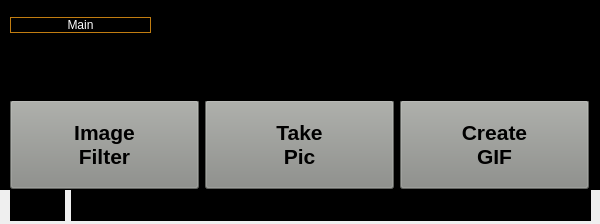
Before: the Qt Designer form Proj/code/LS/LSApp/interwindow.ui in ElectroQuanta/MDO, drawn with Qt 5.
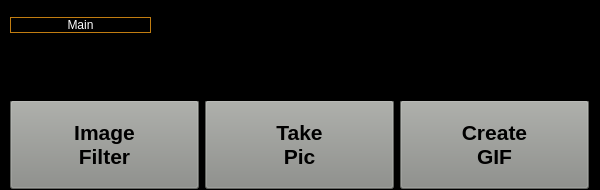
After: the same form once the commit is applied. Icons and pictures are not drawn.

Commit message: FIX: LS: Status bar common for all windows

```diff
--- a/Proj/code/LS/LSApp/interwindow.ui
+++ b/Proj/code/LS/LSApp/interwindow.ui
@@ -7,7 +7,7 @@
     <x>0</x>
     <y>0</y>
     <width>600</width>
-    <height>224</height>
+    <height>190</height>
    </rect>
   </property>
   <property name="windowTitle">
@@ -859,62 +859,6 @@
     </widget>
    </widget>
   </widget>
-  <widget class="QWidget" name="horizontalLayoutWidget_6">
-   <property name="geometry">
-    <rect>
-     <x>10</x>
-     <y>190</y>
-     <width>581</width>
-     <height>31</height>
-    </rect>
-   </property>
-   <layout class="QHBoxLayout" name="horizontalLayout_5">
-    <item>
-     <widget class="QLabel" name="label_5">
-      <property name="sizePolicy">
-       <sizepolicy hsizetype="Fixed" vsizetype="Expanding">
-        <horstretch>0</horstretch>
-        <verstretch>0</verstretch>
-       </sizepolicy>
-      </property>
-      <property name="font">
-       <font>
-        <pointsize>12</pointsize>
-        <bold>true</bold>
-       </font>
-      </property>
-      <property name="styleSheet">
-       <string notr="true">background-color: rgb(0, 0, 0);</string>
-      </property>
-      <property name="text">
-       <string>Status:</string>
-      </property>
-     </widget>
-    </item>
-    <item>
-     <widget class="QLabel" name="label_status">
-      <property name="sizePolicy">
-       <sizepolicy hsizetype="Preferred" vsizetype="Expanding">
-        <horstretch>0</horstretch>
-        <verstretch>0</verstretch>
-       </sizepolicy>
-      </property>
-      <property name="font">
-       <font>
-        <pointsize>14</pointsize>
-        <bold>true</bold>
-       </font>
-      </property>
-      <property name="styleSheet">
-       <string notr="true">background-color: rgb(0, 0, 0);</string>
-      </property>
-      <property name="text">
-       <string/>
-      </property>
-     </widget>
-    </item>
-   </layout>
-  </widget>
  </widget>
  <resources>
   <include location="resources.qrc"/>
```
The commit also changes 9 other files.
